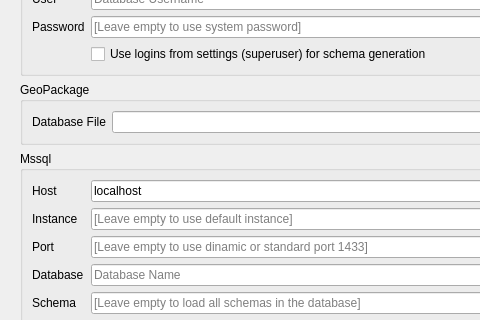
First picture: the form in QgisModelBaker/ui/generate_project.ui, repository opengisch/QgisModelBaker, before the edit; both pictures show x 0 to 480 and y 365 to 685 of the 641 by 871 pixel window.
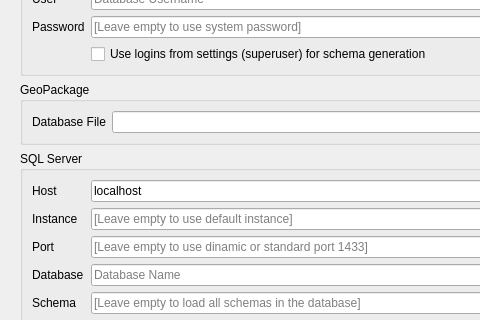
Second picture: the form after the edit. Custom widgets are drawn as their Qt base class.

Commit message: change labels 'mssql' to 'SQL Server'

The edit to the form file:
```diff
--- a/QgisModelBaker/ui/generate_project.ui
+++ b/QgisModelBaker/ui/generate_project.ui
@@ -354,7 +354,7 @@
        <item row="4" column="0">
         <widget class="QGroupBox" name="mssql_config">
          <property name="title">
-          <string>Mssql</string>
+          <string>SQL Server</string>
          </property>
          <layout class="QFormLayout" name="formLayout">
           <item row="2" column="0">
```
The commit also changes 5 other files.
